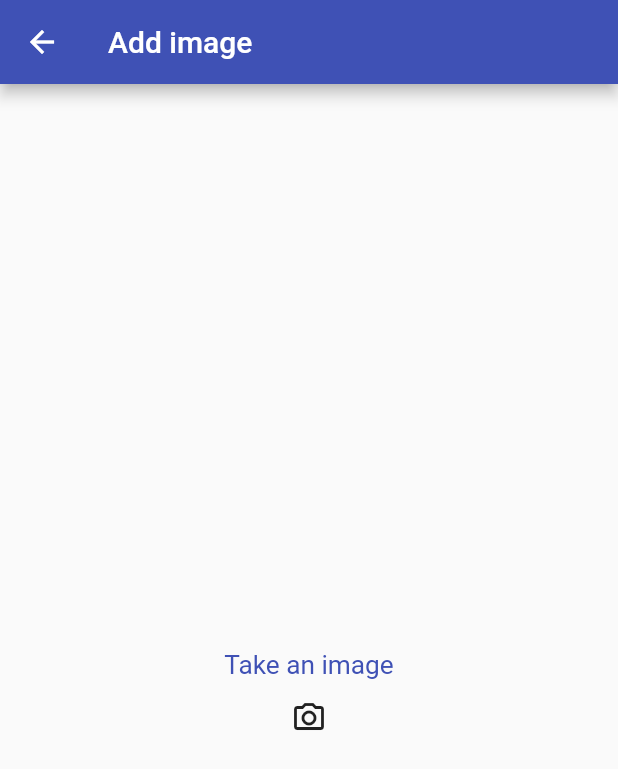
After one commit to seriCodes/imdSoft, a Flutter app: the ImageInput screen opened by its route, on a phone screen of 412 x 824 dp. The commit adds this screen. Shown: the top 769 px of the screen. Run offline on Flutter 3.47's test engine with Material 2 defaults, Android fonts, the phone set to English and light mode, and no system bars; our stand-ins replace form_field_validator.

Commit message:
update 1750

```diff
--- a/lib/dummy_data.dart
+++ b/lib/dummy_data.dart
@@ -8,6 +8,7 @@ final DUMMY_PATIENTS = [
     firstName: 'Rotem',
     lastName: "Reich",
     hertBeat:77,
+    imageUrl:"https://miro.medium.com/max/784/1*XWOy4cdViEBAPKqZi48ojQ.png"
   ),
   Patient(
     id: '2',
--- a/lib/main.dart
+++ b/lib/main.dart
@@ -2,6 +2,7 @@ import 'package:flutter/material.dart';
 import './screens/homePage.dart';
 import './screens/patientdetails.dart';
 import './screens/patient_form.dart';
+import './screens/image_input.dart';
 
 void main() {
   runApp(MyApp());
@@ -35,6 +36,8 @@ class MyApp extends StatelessWidget {
       routes: {
         PatientForm.routeName: (ctx) => PatientForm(),
         PatientDetails.routeName: (ctx) => PatientDetails(),
+        ImageInput.routeName: (ctx) => ImageInput(),
+
       },
     );
     //
--- a/lib/models/patient.dart
+++ b/lib/models/patient.dart
@@ -5,6 +5,7 @@ class Patient {
   final String firstName;
   final String lastName;
    int hertBeat;
+   String imageUrl;
 
 
 
@@ -13,6 +14,7 @@ class Patient {
     @required this.firstName,
     @required this.lastName,
     this.hertBeat,
+    this.imageUrl,
 
 
   });
--- a/lib/screens/homePage.dart
+++ b/lib/screens/homePage.dart
@@ -28,6 +28,8 @@ class HomePage extends StatelessWidget {
                       lastName: DUMMY_PATIENTS[index].lastName,
                       hertBeat: DUMMY_PATIENTS[index].hertBeat,
                       id: DUMMY_PATIENTS[index].id.toString(),
+                      imageUrl: DUMMY_PATIENTS[index].imageUrl,
+
                     )),
               );
             })
--- /dev/null
+++ b/lib/screens/image_input.dart
@@ -0,0 +1,80 @@
+import 'dart:io';
+import 'package:flutter/material.dart';
+import 'package:flutter/services.dart';
+// import 'package:image_picker/image_picker.dart';
+// import 'package:path/path.dart' as path;
+
+// import 'package:path/path.dart' as path;
+// import 'package:path_provider/path_provider.dart' as syspath;
+
+class ImageInput extends StatefulWidget {
+  static const routeName='./image_input_device';
+
+  ImageInput({Key  key}) : super(key: key);
+
+  @override
+  _ImageInputState createState() => _ImageInputState();
+}
+
+class _ImageInputState extends State<ImageInput> {
+    bool _isInit = false;
+    File _storedImage;
+Future <void> _takePicture() async {
+  print("_takePicture");
+  final imageFile= await  ImagePicker().getImage(source: ImageSource.camera,
+  maxWidth: 500,
+  maxHeight:MediaQuery. of(context). size. height-50,
+  );
+  setState(() {
+    _storedImage=File( imageFile.path);
+  });
+  // final appdir= syspath.
+}
+  @override
+  void didChangeDependencies() {
+    if (!_isInit) {
+
+    }      final patientId =
+          ModalRoute.of(context).settings.arguments as Map<String, Object>;
+
+      print(' _ImageInputState didChangeDependencies routeArgs');
+      print(patientId);
+
+  }
+  @override
+  Widget build(BuildContext context) {
+    return Scaffold(
+      resizeToAvoidBottomInset: false,
+      appBar: AppBar(title: Text("Add image",)),
+      body: SingleChildScrollView(
+        child: Column(
+          children: [
+            Container(
+              width: MediaQuery. of(context). size. width,
+              height: MediaQuery. of(context). size. height,
+              child: Expanded(
+                       child: Column(
+                         mainAxisAlignment: MainAxisAlignment.center ,
+                         children: [
+                            _storedImage!=null? Image.file(_storedImage, fit: BoxFit.cover,) :Text("Take an image"),
+
+
+                           Center(
+                             child: IconButton(onPressed: (){
+                     _takePicture();
+                             }, icon: Icon(Icons.camera_alt_outlined))
+                           ),
+                         ],
+
+                     ),
+
+
+              ),
+            ),
+           ],
+
+        ),
+      ),
+    );
+  }
+}
--- a/lib/widgets/patientItem.dart
+++ b/lib/widgets/patientItem.dart
@@ -5,8 +5,9 @@ class PatientItem extends StatelessWidget {
   final String lastName;
   final int hertBeat;
   final String id;
+  final String imageUrl;
 
-  PatientItem({this.firstName, this.lastName, this.hertBeat, this.id});
+  PatientItem({this.firstName, this.lastName, this.hertBeat, this.id, this.imageUrl});
 
   @override
   Widget build(BuildContext context) {
--- a/pubspec.yaml
+++ b/pubspec.yaml
@@ -24,6 +24,9 @@ dependencies:
   flutter:
     sdk: flutter
   form_field_validator: ^1.1.0
+  image_picker: ^0.6.0+9
+  # path_provider: ^1.1.0
+  # path: ^1.8.0
 
 
   # The following adds the Cupertino Icons font to your application.
```
Also changed, not shown: lib/screens/patient_form.dart (+137 -27 lines), lib/screens/patientdetails.dart (+11 -7 lines), pubspec.lock.
